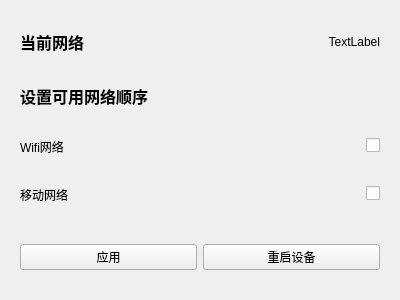
The window that PC_ClientSDK.201804142014/PPPCS_ClientUI/ConfigNetWork.ui (intWang/BDY) describes before a commit, drawn with Qt 5.
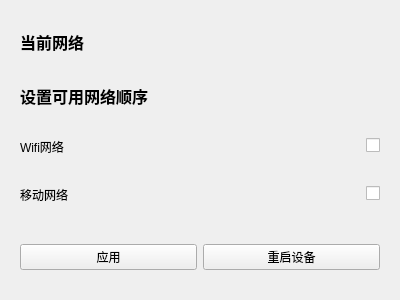
The same window after the commit.

Patch:
```diff
--- a/PC_ClientSDK.201804142014/PPPCS_ClientUI/ConfigNetWork.ui
+++ b/PC_ClientSDK.201804142014/PPPCS_ClientUI/ConfigNetWork.ui
@@ -41,7 +41,7 @@
      <item row="0" column="1">
       <widget class="QLabel" name="lblCurrent">
        <property name="text">
-        <string>TextLabel</string>
+        <string/>
        </property>
        <property name="alignment">
         <set>Qt::AlignRight|Qt::AlignTrailing|Qt::AlignVCenter</set>
```
